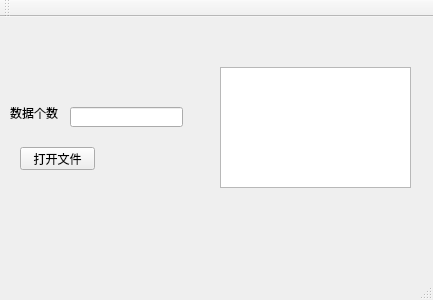
Qt form abc/mainwindow.ui (xuebi1996/test) before a commit.
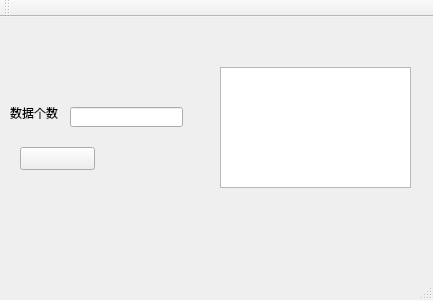
The same form after that commit.

```diff
--- a/abc/mainwindow.ui
+++ b/abc/mainwindow.ui
@@ -47,7 +47,7 @@
      </rect>
     </property>
     <property name="text">
-     <string>打开文件</string>
+     <string/>
     </property>
    </widget>
    <widget class="QTextEdit" name="textEdit">
```
